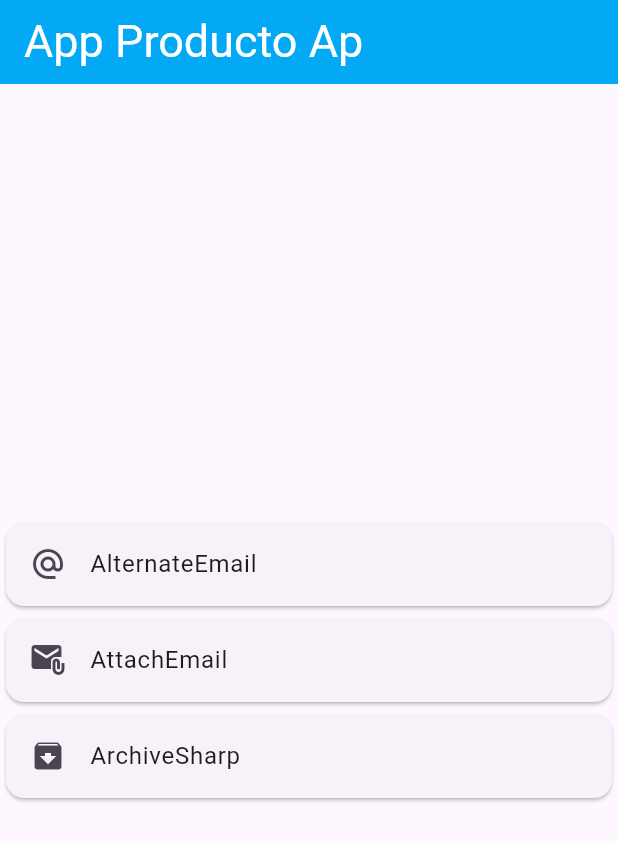
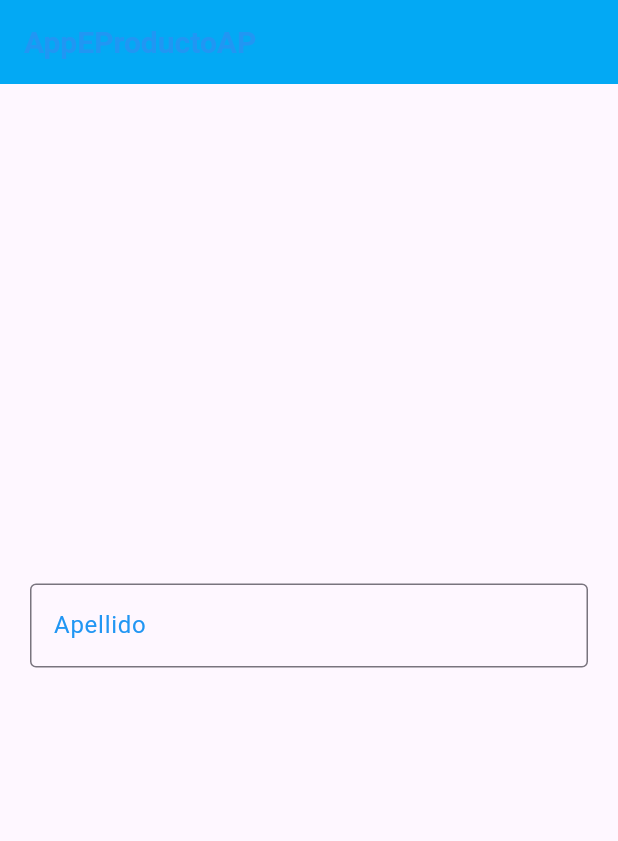
Before and after one commit to OmerJuve2023/appi_exam, a Flutter app: the screen it shows after launch, on a phone screen of 412 x 824 dp. Shown: the top 841 px of the screen. Run offline on Flutter 3.47's test engine with Material 3 defaults, Android fonts, the phone set to English and light mode, and no system bars.

Commit message:
Pregunta2AP.dart successful

```diff
--- a/lib/main.dart
+++ b/lib/main.dart
@@ -1,11 +1,12 @@
+import 'package:appi_exam/preguntas/Pregunta2AP.dart';
 import 'package:appi_exam/widgets/MyButton.dart';
-import 'package:appi_exam/preguntas/Pregunta1AP.dart';
+import 'package:appi_exam/preguntas/Pregunta2AP.dart';
 import 'package:flutter/material.dart';
 
 void main() {
   runApp(
     new MaterialApp(
-      home: Pregunta1AP(), //MyApp1, MyTextField, MyApp, MyButton
+      home: Pregunta2AP(), //MyApp1, MyTextField, MyApp, MyButton
     ),
   );
 }
--- a/lib/preguntas/Pregunta1AP.dart
+++ b/lib/preguntas/Pregunta1AP.dart
@@ -1,4 +1,5 @@
 import 'package:appi_exam/widgets/MyCard.dart';
+import 'package:appi_exam/widgets/StyledText.dart';
 import 'package:flutter/cupertino.dart';
 import 'package:flutter/material.dart';
 
@@ -11,16 +12,7 @@ class _Pregunta1AP extends State<Pregunta1AP> {
   @override
   Widget build(BuildContext context) {
     return Scaffold(
-        appBar: AppBar(
-          title: const Text(
-            "App Producto Ap",
-            style: TextStyle(
-              fontSize: 30.0,
-              color: Colors.white,
-            ),
-          ),
-          backgroundColor: Colors.lightBlue,
-        ),
+        appBar: AppBar(title: const StyledText("AppEProductoAP")),
         body: Center(
           child: Column(
             mainAxisAlignment: MainAxisAlignment.center,
--- a/lib/preguntas/Pregunta2AP.dart
+++ b/lib/preguntas/Pregunta2AP.dart
@@ -0,0 +1,12 @@
+import 'package:appi_exam/widgets/TextField.dart';
+import 'package:flutter/cupertino.dart';
+import 'package:flutter/material.dart';
+
+class Pregunta2AP extends StatelessWidget {
+  @override
+  Widget build(BuildContext context) {
+    return MaterialApp(
+      home: TextFields(),
+    );
+  }
+}
--- /dev/null
+++ b/lib/widgets/StyledText.dart
@@ -0,0 +1,19 @@
+import 'package:flutter/material.dart';
+
+class StyledText extends StatelessWidget {
+  final String text;
+
+  const StyledText(this.text);
+
+  @override
+  Widget build(BuildContext context) {
+    return Text(
+      text,
+      style: const TextStyle(
+        fontSize: 20,
+        fontWeight: FontWeight.bold,
+        color: Colors.blue,
+      ),
+    );
+  }
+}
--- /dev/null
+++ b/lib/widgets/TextField.dart
@@ -0,0 +1,57 @@
+import 'package:appi_exam/widgets/StyledText.dart';
+import 'package:flutter/material.dart';
+
+class TextFields extends StatefulWidget {
+  @override
+  _TextFields createState() => _TextFields();
+}
+
+class _TextFields extends State<TextFields> {
+  String text = "";
+  final TextEditingController controller = TextEditingController();
+
+  void onSubmitted(String value) {
+    setState(() {
+      text = text + "\n" + value;
+      controller.text = "";
+    });
+  }
+
+  @override
+  Widget build(BuildContext context) {
+    return Scaffold(
+      appBar: AppBar(
+        title: const StyledText("AppEProductoAP"),
+        backgroundColor: Colors.lightBlue,
+      ),
+      body: Center(
+        child: Padding(
+          padding: const EdgeInsets.all(20.0),
+          child: Column(
+            mainAxisAlignment: MainAxisAlignment.center,
+            crossAxisAlignment: CrossAxisAlignment.stretch,
+            children: <Widget>[
+              TextField(
+                decoration: const InputDecoration(
+                  hintText: "Ingrese su nombre",
+                  labelText: "Apellido",
+                  labelStyle: TextStyle(color: Colors.blue),
+                  border: OutlineInputBorder(),
+                ),
+                onSubmitted: onSubmitted,
+                controller: controller,
+                textAlign: TextAlign.center,
+              ),
+              const SizedBox(height: 20),
+              Text(
+                text,
+                textAlign: TextAlign.center,
+                style: const TextStyle(fontSize: 18),
+              ),
+            ],
+          ),
+        ),
+      ),
+    );
+  }
+}
```
